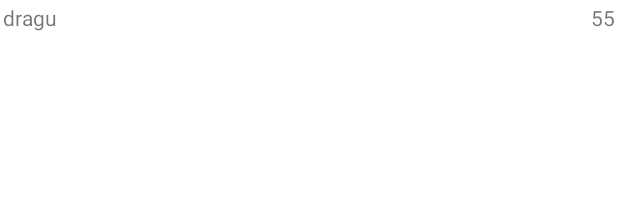
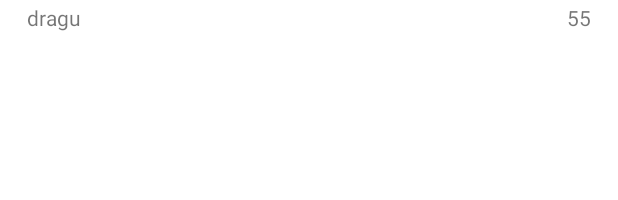
Before and after one commit to DragunOleg/DraguOsisCoroutines, an Android app: the layout text_row_item.xml on its own in the app's theme, with its tools: preview values and no code run, on a phone screen of 412 x 824 dp. Shown: the top 200 px of the screen. Run offline under Robolectric (Android 15) with nearby library versions, the phone set to English and light mode, and no system bars; network calls fail.

Commit message:
layoutfix

```diff
--- a/app/src/main/res/layout/text_row_item.xml
+++ b/app/src/main/res/layout/text_row_item.xml
@@ -2,21 +2,24 @@
 <FrameLayout xmlns:android="http://schemas.android.com/apk/res/android"
     xmlns:app="http://schemas.android.com/apk/res-auto"
     xmlns:tools="http://schemas.android.com/tools"
-    android:layout_margin="2dp"
     android:layout_width="match_parent"
-    android:layout_height="wrap_content">
+    android:layout_height="wrap_content"
+    android:layout_margin="2dp">
 
     <TextView
         android:id="@+id/tvName"
         android:layout_width="wrap_content"
         android:layout_height="wrap_content"
-        tools:text="dragu"
-        android:layout_gravity="start"/>
+        android:layout_gravity="start"
+        android:layout_marginStart="16dp"
+        tools:text="dragu" />
+
     <TextView
         android:id="@+id/tvContributions"
         android:layout_width="wrap_content"
         android:layout_height="wrap_content"
-        tools:text="55"
-        android:layout_gravity="end"/>
+        android:layout_gravity="end"
+        android:layout_marginEnd="16dp"
+        tools:text="55" />
 
 </FrameLayout>
```
Also changed, not shown: app/src/main/res/layout/activity_main.xml (+4 -4 lines).
